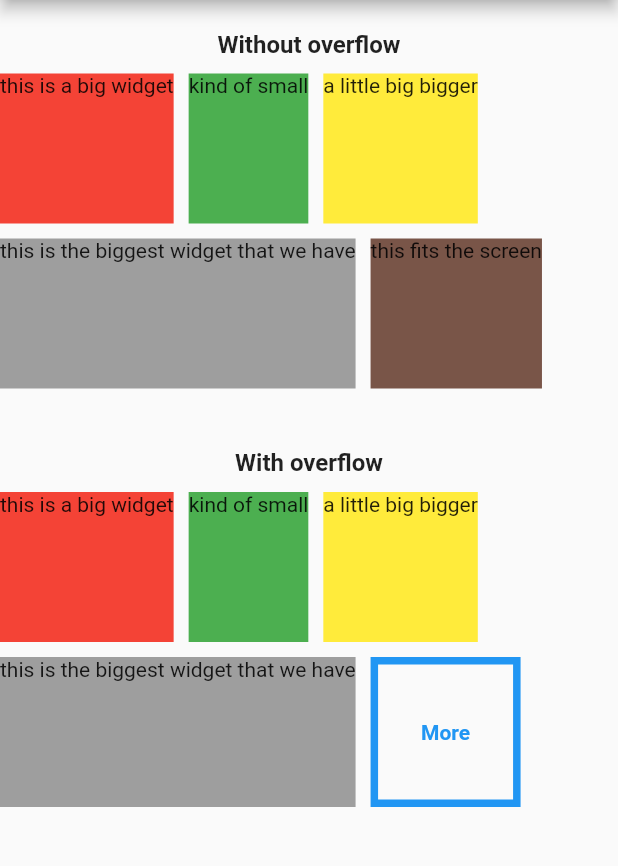
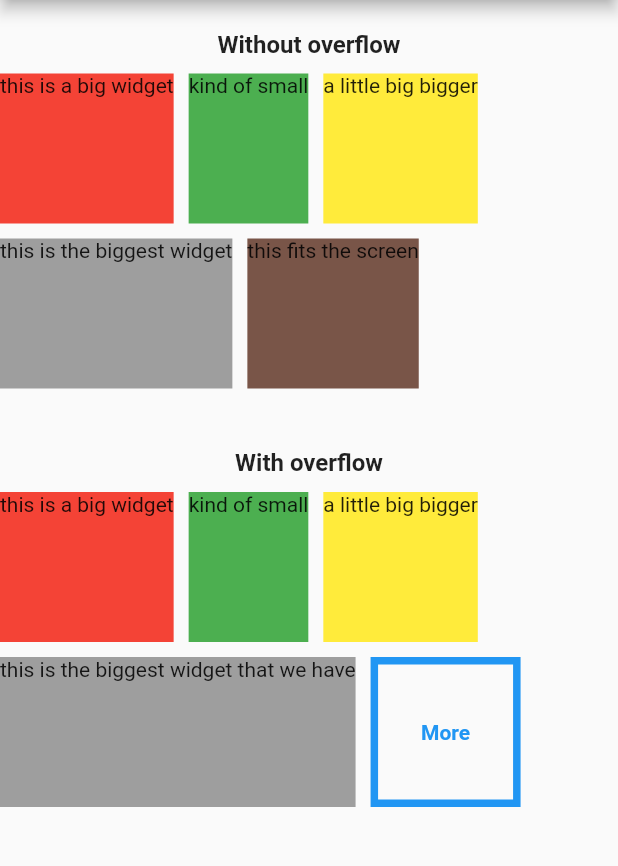
Before and after one commit to docputs/custom_wrap_app, a Flutter app: the screen it shows after launch, on a phone screen of 412 x 824 dp, the part 84-950 px from its top. Run offline on Flutter 3.47's test engine with Material 2 defaults, Android fonts, the phone set to English and light mode, and no system bars.

Commit message:
fix overflow on iphone 13

```diff
--- a/lib/app/home_page.dart
+++ b/lib/app/home_page.dart
@@ -42,7 +42,7 @@ class HomePage extends StatelessWidget {
                     color: Colors.yellow,
                   ),
                   WrapItem(
-                    text: 'this is the biggest widget that we have',
+                    text: 'this is the biggest widget',
                     height: 100,
                     color: Colors.grey,
                   ),
```
